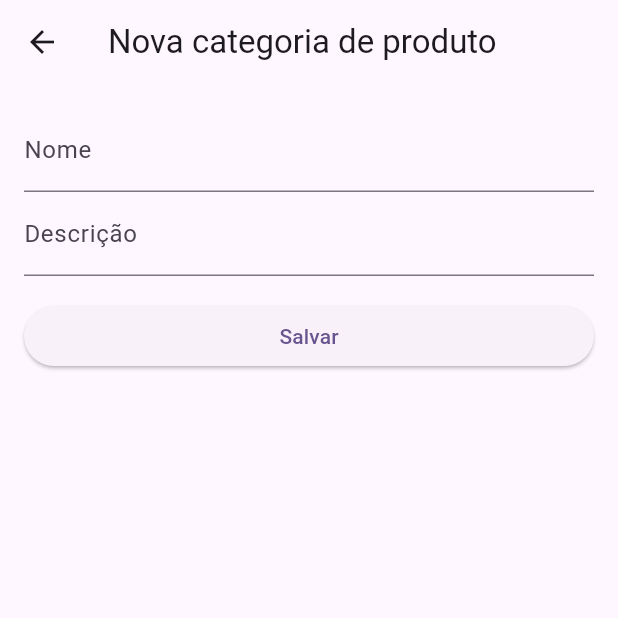
After one commit to leandrofabianjr/todavenda, a Flutter app: the ProductCategoryFormView screen opened directly, on a phone screen of 412 x 824 dp, the top half of it. The commit adds this screen. Run offline on Flutter 3.47's test engine with Material 2 defaults, Android fonts, the phone set to English and light mode, and no system bars; our stand-ins replace bloc, equatable, flutter_bloc, go_router.

Commit message:
Criando formulário de cadastro de categoria de produto e corrigindo rotas

```diff
--- a/lib/main.dart
+++ b/lib/main.dart
@@ -49,7 +49,11 @@ final _router = GoRouter(
       builder: (context, state) => const ProductListPage(),
       routes: [
         GoRoute(
-          path: 'novo',
+          path: 'categorias/cadastrar',
+          builder: (context, state) => const ProductCategoryFormPage(),
+        ),
+        GoRoute(
+          path: 'cadastrar',
           builder: (context, state) => const ProductFormPage(),
         ),
         GoRoute(
--- a/lib/products/pages/pages.dart
+++ b/lib/products/pages/pages.dart
@@ -1,3 +1,4 @@
 export 'product/product_page.dart';
+export 'product_category_form/product_category_form_page.dart';
 export 'product_form/product_form_page.dart';
 export 'product_list/product_list_page.dart';
--- /dev/null
+++ b/lib/products/pages/product_category_form/bloc/product_category_form_event.dart
@@ -0,0 +1,18 @@
+part of 'product_category_form_bloc.dart';
+
+sealed class ProductCategoryFormEvent extends Equatable {
+  const ProductCategoryFormEvent();
+}
+
+final class ProductCategoryFormSubmitted extends ProductCategoryFormEvent {
+  const ProductCategoryFormSubmitted({
+    required this.name,
+    required this.description,
+  });
+
+  final String name;
+  final String? description;
+
+  @override
+  List<Object?> get props => [name, description];
+}
--- /dev/null
+++ b/lib/products/pages/product_category_form/bloc/product_category_form_state.dart
@@ -0,0 +1,52 @@
+part of 'product_category_form_bloc.dart';
+
+sealed class ProductCategoryFormState extends Equatable {
+  const ProductCategoryFormState();
+}
+
+final class ProductCategoryFormEditing extends ProductCategoryFormState {
+  const ProductCategoryFormEditing({
+    this.name = '',
+    this.description = '',
+    this.nameError,
+  });
+
+  final String name;
+  final String? description;
+  final String? nameError;
+
+  @override
+  List<Object?> get props => [name, description, nameError];
+
+  ProductCategoryFormEditing copyWith({
+    String? name,
+    String? description,
+    String? nameError,
+  }) {
+    return ProductCategoryFormEditing(
+      name: name ?? this.name,
+      description: description ?? this.description,
+      nameError: nameError ?? this.nameError,
+    );
+  }
+}
+
+final class ProductCategoryFormSubmitting extends ProductCategoryFormState {
+  @override
+  List<Object> get props => [];
+}
+
+final class ProductCategoryFormSuccessfullySubmitted
+    extends ProductCategoryFormState {
+  @override
+  List<Object> get props => [];
+}
+
+final class ProductCategoryFormException extends ProductCategoryFormState {
+  const ProductCategoryFormException(this.ex);
+
+  final Object ex;
+
+  @override
+  List<Object> get props => [ex];
+}
--- /dev/null
+++ b/lib/products/pages/product_category_form/product_category_form_page.dart
@@ -0,0 +1,91 @@
+import 'package:flutter/material.dart';
+import 'package:flutter_bloc/flutter_bloc.dart';
+import 'package:go_router/go_router.dart';
+import 'package:todavenda/commons/commons.dart';
+
+import '../../pages/product_category_form/bloc/product_category_form_bloc.dart';
+import '../../products.dart';
+
+class ProductCategoryFormPage extends StatelessWidget {
+  const ProductCategoryFormPage({super.key});
+
+  @override
+  Widget build(BuildContext context) {
+    return BlocProvider(
+      create: (context) => ProductCategoryFormBloc(
+        context.read<ProductRepository>(),
+      ),
+      child: const ProductCategoryFormView(),
+    );
+  }
+}
+
+class ProductCategoryFormView extends StatelessWidget {
+  const ProductCategoryFormView({super.key});
+
+  @override
+  Widget build(BuildContext context) {
+    return Scaffold(
+      appBar: AppBar(title: const Text('Nova categoria de produto')),
+      body: BlocConsumer<ProductCategoryFormBloc, ProductCategoryFormState>(
+        listener: (context, state) {
+          if (state is ProductCategoryFormSuccessfullySubmitted) {
+            context.pop();
+          }
+        },
+        builder: (context, state) {
+          if (state is ProductCategoryFormSubmitting ||
+              state is ProductCategoryFormSuccessfullySubmitted) {
+            return const LoadingWidget();
+          }
+
+          if (state is ProductCategoryFormEditing) {
+            var name = state.name;
+            var description = state.description;
+
+            return SingleChildScrollView(
+              child: Padding(
+                padding: const EdgeInsets.all(16.0),
+                child: Column(
+                  crossAxisAlignment: CrossAxisAlignment.stretch,
+                  children: [
+                    TextField(
+                      decoration: InputDecoration(
+                        labelText: 'Nome',
+                        errorText: state.nameError,
+                      ),
+                      controller: TextEditingController(text: name),
+                      onChanged: (value) => name = value,
+                    ),
+                    TextField(
+                      decoration: const InputDecoration(
+                        labelText: 'Descrição',
+                      ),
+                      controller: TextEditingController(text: description),
+                      onChanged: (value) => description = value,
+                    ),
+                    const SizedBox(height: 16.0),
+                    ElevatedButton(
+                      onPressed: () {
+                        final event = ProductCategoryFormSubmitted(
+                          name: name,
+                          description: description,
+                        );
+                        context.read<ProductCategoryFormBloc>().add(event);
+                      },
+                      child: const Text('Salvar'),
+                    ),
+                  ],
+                ),
+              ),
+            );
+          }
+
+          return ExceptionWidget(
+            exception: state is ProductCategoryFormException ? state.ex : null,
+          );
+        },
+      ),
+    );
+  }
+}
--- a/lib/products/pages/product_list/product_list_page.dart
+++ b/lib/products/pages/product_list/product_list_page.dart
@@ -60,7 +60,9 @@ class ProductListView extends StatelessWidget {
         ],
       ),
       floatingActionButton: FloatingActionButton(
-        onPressed: () => context.go('/produtos/novo'),
+        onPressed: () => context.push('/produtos/cadastrar').then((value) {
+          context.read<ProductListBloc>().add(ProductListStarted());
+        }),
         child: const Icon(Icons.add),
       ),
     );
```
Also changed, not shown: lib/commons/widgets/exception_widget.dart (+18 -1 lines), lib/products/pages/product_category_form/bloc/product_category_form_bloc.dart (added, +45 -0 lines), lib/products/services/product_repository.dart (+7 -0 lines), lib/products/services/product_repository_mock.dart (+18 -0 lines), lib/products/widgets/form_fields/product_categories_selector/bloc/product_categories_selector_bloc.dart (+8 -16 lines), lib/products/widgets/form_fields/product_categories_selector/bloc/product_categories_selector_state.dart (+10 -0 lines), lib/products/widgets/form_fields/product_categories_selector/product_categories_selector_list_page.dart (+8 -1 lines).
